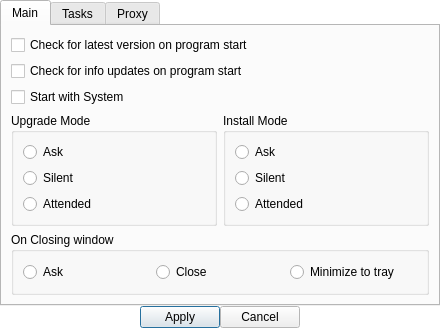
Before: the Qt Designer form settingsdialog.ui in patricklx/winappmanager, drawn with Qt 5.
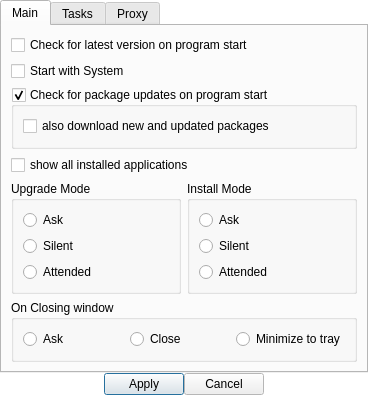
After: the same form once the commit is applied.

What changed in the file:
```diff
--- a/settingsdialog.ui
+++ b/settingsdialog.ui
@@ -6,8 +6,8 @@
    <rect>
     <x>0</x>
     <y>0</y>
-    <width>440</width>
-    <height>293</height>
+    <width>368</width>
+    <height>349</height>
    </rect>
   </property>
   <property name="palette">
@@ -110,13 +110,6 @@
          </property>
         </widget>
        </item>
-       <item>
-        <widget class="QCheckBox" name="checkupdates">
-         <property name="text">
-          <string>Check for info updates on program start</string>
-         </property>
-        </widget>
-       </item>
        <item>
         <widget class="QCheckBox" name="checkstartwithsystem">
          <property name="text">
@@ -124,6 +117,32 @@
          </property>
         </widget>
        </item>
+       <item>
+        <widget class="QGroupBox" name="checkupdates">
+         <property name="title">
+          <string>Check for package updates on program start</string>
+         </property>
+         <property name="checkable">
+          <bool>true</bool>
+         </property>
+         <layout class="QVBoxLayout" name="verticalLayout_8">
+          <item>
+           <widget class="QCheckBox" name="ckdlPackage">
+            <property name="text">
+             <string>also download new and updated packages</string>
+            </property>
+           </widget>
+          </item>
+         </layout>
+        </widget>
+       </item>
+       <item>
+        <widget class="QCheckBox" name="ckShowAllApps">
+         <property name="text">
+          <string>show all installed applications</string>
+         </property>
+        </widget>
+       </item>
        <item>
         <layout class="QHBoxLayout" name="horizontalLayout">
          <item>
```
Left out of the diff: 27 changed lines with no effect on the pictures.
